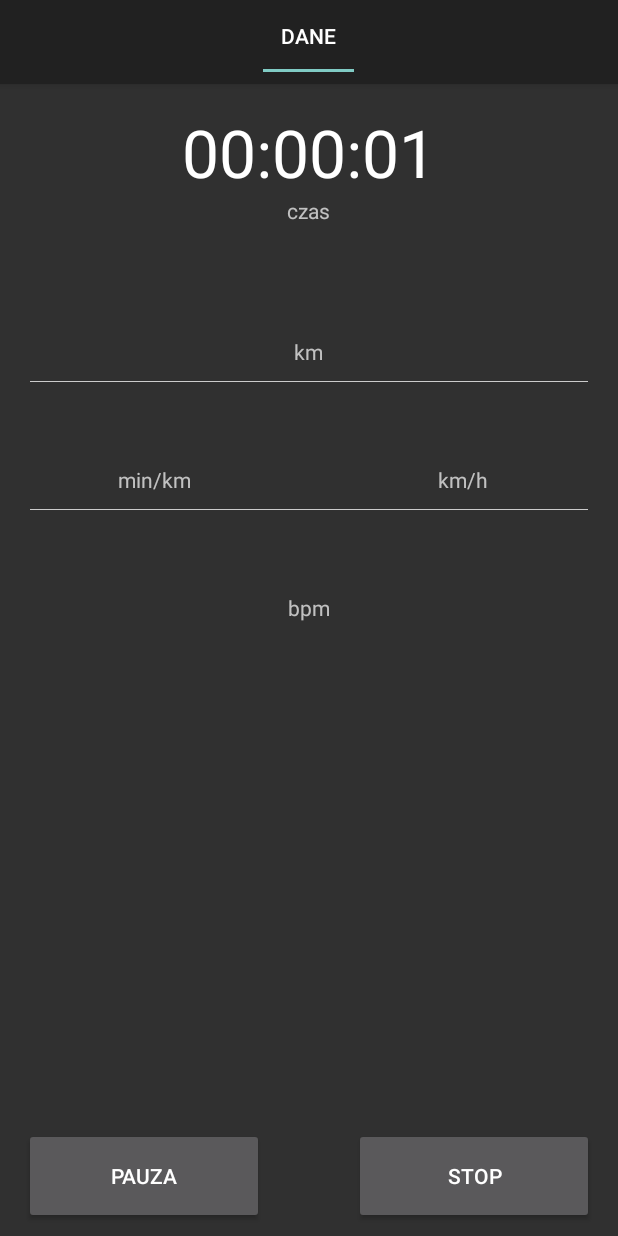
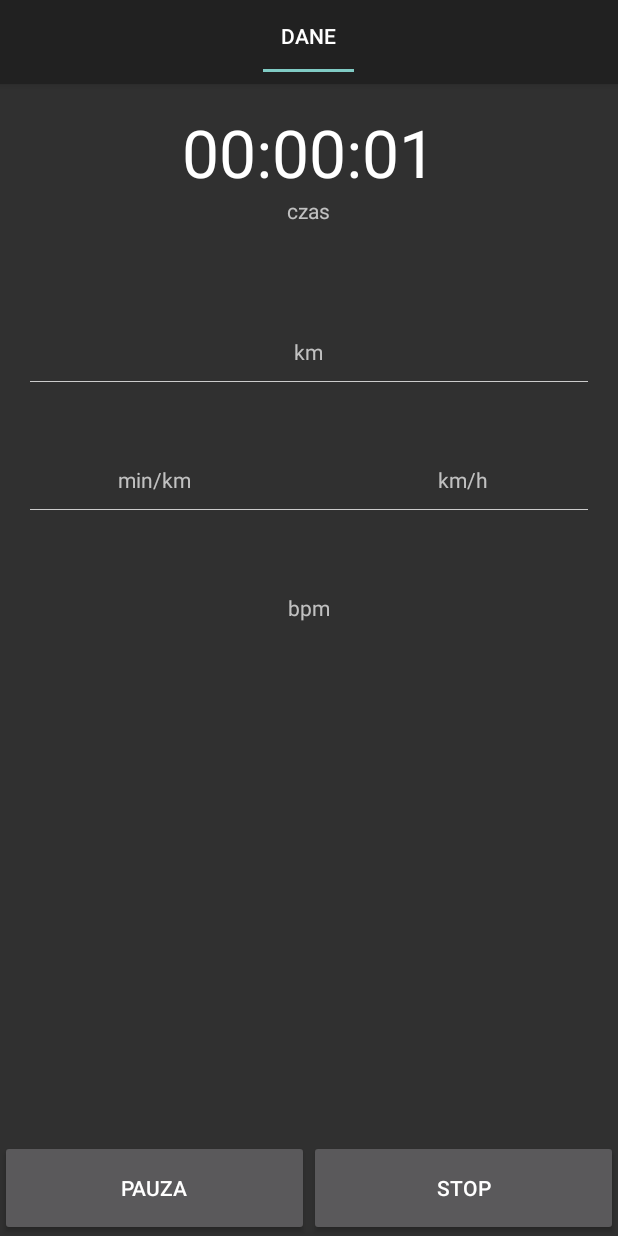
Before and after one commit to krodzik/RUNnnn, an Android app: the screen it shows after launch (TrainingActivity), after a tap on "START", on a phone screen of 412 x 824 dp. Run offline under Robolectric (Android 15) with nearby library versions, the phone set to English and light mode, and no system bars; our stand-ins replace RxJava, data binding; libraries missing offline, so code that uses them is left out: io.realm; 4 statements that could not run were skipped.

Commit message:
design preparation for release

```diff
--- a/app/src/main/res/drawable/side_nav_bar.xml
+++ b/app/src/main/res/drawable/side_nav_bar.xml
@@ -2,8 +2,8 @@
     android:shape="rectangle">
     <gradient
         android:angle="135"
-        android:centerColor="#757575"
-        android:endColor="#424242"
-        android:startColor="#9E9E9E"
+        android:centerColor="#424242"
+        android:endColor="#212121"
+        android:startColor="#616161"
         android:type="linear" />
 </shape>
--- a/app/src/main/res/layout/activity_connected_device.xml
+++ b/app/src/main/res/layout/activity_connected_device.xml
@@ -29,10 +29,6 @@
         android:layout_height="64dp"
         android:layout_alignParentBottom="true"
         android:layout_centerInParent="true"
-        android:layout_marginBottom="@dimen/activity_vertical_margin"
-        android:layout_marginLeft="@dimen/activity_horizontal_margin"
-        android:layout_marginRight="@dimen/activity_horizontal_margin"
-        android:layout_marginTop="@dimen/activity_vertical_margin"
         android:text="@string/stopScanningForDevices"
         android:textAllCaps="true" />
 
--- a/app/src/main/res/layout/activity_training.xml
+++ b/app/src/main/res/layout/activity_training.xml
@@ -35,34 +35,30 @@
             android:layout_below="@id/tab_layout"
             app:layout_behavior="@string/appbar_scrolling_view_behavior" />
 
+        <LinearLayout
+            android:layout_width="match_parent"
+            android:layout_height="wrap_content"
+            android:layout_alignParentBottom="true"
+            android:orientation="horizontal">
+
             <Button
                 android:id="@+id/pause_button"
-            android:layout_width="160dp"
+                android:layout_width="0dp"
                 android:layout_height="64dp"
-            android:layout_alignParentBottom="true"
-            android:layout_alignParentLeft="true"
-            android:layout_alignParentStart="true"
-            android:layout_marginBottom="@dimen/activity_vertical_margin_with_button"
-            android:layout_marginLeft="@dimen/activity_horizontal_margin"
-            android:layout_marginRight="@dimen/activity_horizontal_margin"
-            android:layout_marginTop="@dimen/activity_vertical_margin"
+                android:layout_weight="0.5"
                 android:text="@{viewModel.pauseButtonText}"
                 android:textAllCaps="true"
                 tools:text="@string/pauseButton" />
 
             <Button
                 android:id="@+id/stop_button"
-            android:layout_width="160dp"
+                android:layout_width="0dp"
                 android:layout_height="64dp"
-            android:layout_alignParentBottom="true"
-            android:layout_alignParentEnd="true"
-            android:layout_alignParentRight="true"
-            android:layout_marginBottom="@dimen/activity_vertical_margin_with_button"
-            android:layout_marginLeft="@dimen/activity_horizontal_margin"
-            android:layout_marginRight="@dimen/activity_horizontal_margin"
-            android:layout_marginTop="@dimen/activity_vertical_margin"
+                android:layout_weight="0.5"
                 android:text="@string/stopButton"
                 android:textAllCaps="true" />
+
+        </LinearLayout>
 
     </RelativeLayout>
 
--- a/app/src/main/res/layout/fragment_data.xml
+++ b/app/src/main/res/layout/fragment_data.xml
@@ -7,7 +7,7 @@
             name="trainingData"
             type="com.rodzik.kamil.runnnn.model.TrainingDataModel" />
 
-        <import type="android.view.View"/>
+        <import type="android.view.View" />
 
     </data>
 
--- a/app/src/main/res/layout/fragment_history.xml
+++ b/app/src/main/res/layout/fragment_history.xml
@@ -8,7 +8,6 @@
     <android.support.v7.widget.RecyclerView
         android:id="@+id/recycler_view"
         android:layout_width="match_parent"
-        android:layout_height="match_parent" >
-    </android.support.v7.widget.RecyclerView>
+        android:layout_height="match_parent" />
 
 </FrameLayout>
--- a/app/src/main/res/layout/fragment_home.xml
+++ b/app/src/main/res/layout/fragment_home.xml
@@ -86,10 +86,6 @@
             android:layout_height="64dp"
             android:layout_alignParentBottom="true"
             android:layout_centerInParent="true"
-            android:layout_marginBottom="@dimen/activity_vertical_margin"
-            android:layout_marginLeft="@dimen/activity_horizontal_margin"
-            android:layout_marginRight="@dimen/activity_horizontal_margin"
-            android:layout_marginTop="@dimen/activity_vertical_margin"
             android:onClick="@{() -> viewModel.onStartButtonClicked(context)}"
             android:text="@string/startButton"
             android:textAllCaps="true" />
--- a/app/src/main/res/layout/nav_header_main.xml
+++ b/app/src/main/res/layout/nav_header_main.xml
@@ -17,19 +17,19 @@
         android:layout_width="wrap_content"
         android:layout_height="wrap_content"
         android:paddingTop="@dimen/nav_header_vertical_spacing"
-        app:srcCompat="@android:drawable/sym_def_app_icon" />
+        app:srcCompat="@mipmap/ic_launcher" />
 
     <TextView
         android:layout_width="match_parent"
         android:layout_height="wrap_content"
         android:paddingTop="@dimen/nav_header_vertical_spacing"
-        android:text="RUNnnn"
+        android:text="@string/app_name"
         android:textAppearance="@style/TextAppearance.AppCompat.Body1" />
 
     <TextView
         android:id="@+id/textView"
         android:layout_width="wrap_content"
         android:layout_height="wrap_content"
-        android:text="android.studio@android.com" />
+        android:text="@string/runnnn_mail" />
 
 </LinearLayout>
--- a/app/src/main/res/values/dimens.xml
+++ b/app/src/main/res/values/dimens.xml
@@ -6,4 +6,6 @@
     <dimen name="activity_horizontal_margin">16dp</dimen>
     <dimen name="activity_vertical_margin">16dp</dimen>
     <dimen name="activity_vertical_margin_with_button">8dp</dimen>
+    <dimen name="summary_bold_text_size">34sp</dimen>
+    <dimen name="summary_secondary_text_size">16sp</dimen>
 </resources>
--- a/app/src/main/res/values/strings.xml
+++ b/app/src/main/res/values/strings.xml
@@ -64,5 +64,7 @@
     <string name="averageHeartRate">śr. tętno</string>
     <string name="howToAddDeviceInfo">Naciśnij serce na pasku wyżej aby dodać urządzenie Bluetooth do pomiaru tętna.</string>
     <string name="distance_in_time"> km w </string>
+    <string name="heart_rate_in_time">Tętno w czasie biegu</string>
+    <string name="runnnn_mail">runnnn.developers@gmail.com</string>
 
 </resources>
```
Also changed, not shown: app/src/main/res/layout/activity_summary.xml (+18 -15 lines), app/src/main/res/layout/listitem_device.xml (+10 -6 lines), app/src/main/res/mipmap-hdpi/ic_launcher.png, app/src/main/res/mipmap-mdpi/ic_launcher.png, app/src/main/res/mipmap-xhdpi/ic_launcher.png, app/src/main/res/mipmap-xxhdpi/ic_launcher.png, app/src/main/res/mipmap-xxxhdpi/ic_launcher.png. Lines whose indentation alone changed are shown as unchanged.
